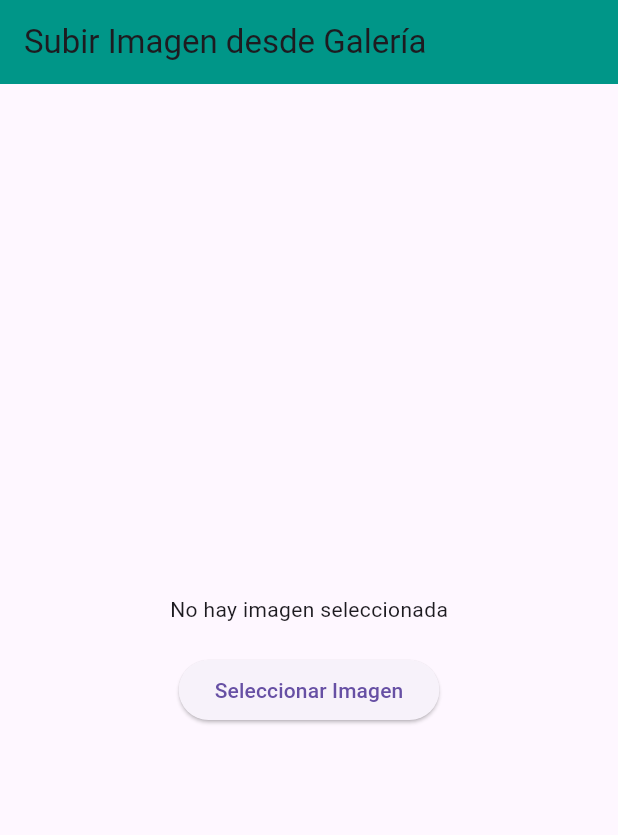
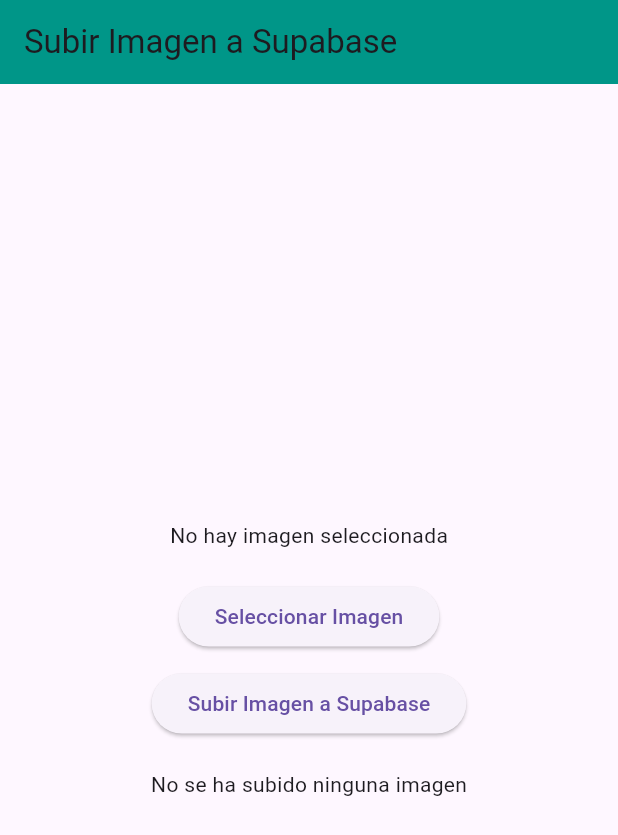
Before and after one commit to josechf/funcionalidadesFlutter, a Flutter app: the screen it shows after launch, on a phone screen of 412 x 824 dp. Shown: the top 835 px of the screen. Run offline on Flutter 3.47's test engine with Material 3 defaults, Android fonts, the phone set to English and light mode, and no system bars; our stand-ins replace image_picker, supabase_flutter; accounts and stored records are empty.

Commit message:
subir imagen a supabase

```diff
--- a/lib/main.dart
+++ b/lib/main.dart
@@ -1,8 +1,16 @@
 import 'package:flutter/material.dart';
 import 'package:image_picker/image_picker.dart';
+import 'package:supabase_flutter/supabase_flutter.dart';
 import 'dart:io';
 
-void main() {
+void main() async {
+  WidgetsFlutterBinding.ensureInitialized();
+  await Supabase.initialize(
+    url: 'https://gyayczezbyxmstzzakax.supabase.co',
+    anonKey:
+        'eyJhbGciOiJIUzI1NiIsInR5cCI6IkpXVCJ9.eyJpc3MiOiJzdXBhYmFzZSIsInJlZiI6Imd5YXljemV6Ynl4bXN0enpha2F4Iiwicm9sZSI6ImFub24iLCJpYXQiOjE3MzU0Nzk0NzksImV4cCI6MjA1MTA1NTQ3OX0.i3jytGYlktlVOrGmpcp89JpX-CD00MlsoHVJ_VKAptI',
+  );
+
   runApp(MaterialApp(
     home: ImagePickerApp(),
   ));
@@ -15,9 +23,10 @@
 
 class _ImagePickerAppState extends State<ImagePickerApp> {
   File? _image; // Almacena la imagen seleccionada
+  String? _imageUrl; // URL de la imagen subida
   final picker = ImagePicker();
 
-  // Método para seleccionar una imagen
+  // Seleccionar una imagen de la galería
   Future<void> _pickImage() async {
     final pickedFile = await picker.pickImage(source: ImageSource.gallery);
 
@@ -28,11 +37,36 @@
     }
   }
 
+  // Subir la imagen a Supabase Storage
+  Future<void> _uploadImage() async {
+    if (_image == null) {
+      print('No hay imagen seleccionada');
+      return;
+    }
+
+    final supabase = Supabase.instance.client;
+    final imageName = 'image_${DateTime.now().millisecondsSinceEpoch}.jpg';
+
+    try {
+      await supabase.storage.from('Prueba1').upload(imageName, _image!);
+      final publicUrl =
+          supabase.storage.from('Prueba1').getPublicUrl(imageName);
+
+      setState(() {
+        _imageUrl = publicUrl;
+      });
+
+      print('Imagen subida correctamente: $publicUrl');
+    } catch (e) {
+      print('Error al subir la imagen: $e');
+    }
+  }
+
   @override
   Widget build(BuildContext context) {
     return Scaffold(
       appBar: AppBar(
-        title: Text('Subir Imagen desde Galería'),
+        title: Text('Subir Imagen a Supabase'),
         backgroundColor: Colors.teal,
       ),
       body: Center(
@@ -52,6 +86,15 @@
               onPressed: _pickImage,
               child: Text('Seleccionar Imagen'),
             ),
+            SizedBox(height: 10),
+            ElevatedButton(
+              onPressed: _uploadImage,
+              child: Text('Subir Imagen a Supabase'),
+            ),
+            SizedBox(height: 20),
+            _imageUrl != null
+                ? Text('URL de la imagen:\n$_imageUrl')
+                : Text('No se ha subido ninguna imagen'),
           ],
         ),
       ),
```
